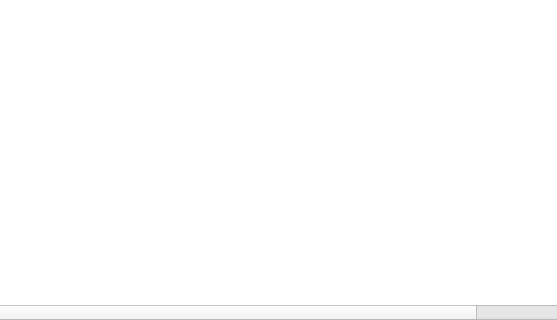
Maze711/systemPayroll, file MainFrame/Resources/UI/timecard.ui: the form before one commit; both pictures show x 442 to 999 and y 345 to 665 of the 1442 by 665 pixel window.
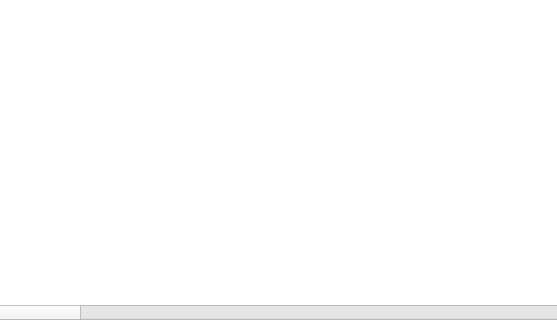
The form after the commit. Icons and pictures are not drawn.

Commit message: Hide the PK, Added the required column/fields

The edit to the form file:
```diff
--- a/MainFrame/Resources/UI/timecard.ui
+++ b/MainFrame/Resources/UI/timecard.ui
@@ -114,7 +114,7 @@
     <bool>false</bool>
    </property>
    <property name="columnCount">
-    <number>9</number>
+    <number>16</number>
    </property>
    <attribute name="horizontalHeaderVisible">
     <bool>true</bool>
@@ -196,6 +196,41 @@
      <string>Sched_Out</string>
     </property>
    </column>
+   <column>
+    <property name="text">
+     <string>REMARKS</string>
+    </property>
+   </column>
+   <column>
+    <property name="text">
+     <string>Late/UT</string>
+    </property>
+   </column>
+   <column>
+    <property name="text">
+     <string>Hours Work</string>
+    </property>
+   </column>
+   <column>
+    <property name="text">
+     <string>New Column</string>
+    </property>
+   </column>
+   <column>
+    <property name="text">
+     <string>OTNote</string>
+    </property>
+   </column>
+   <column>
+    <property name="text">
+     <string>Leave</string>
+    </property>
+   </column>
+   <column>
+    <property name="text">
+     <string>LaeveNote</string>
+    </property>
+   </column>
   </widget>
   <widget class="QFrame" name="sideBar">
    <property name="geometry">
```
The commit also changes 2 other files.
